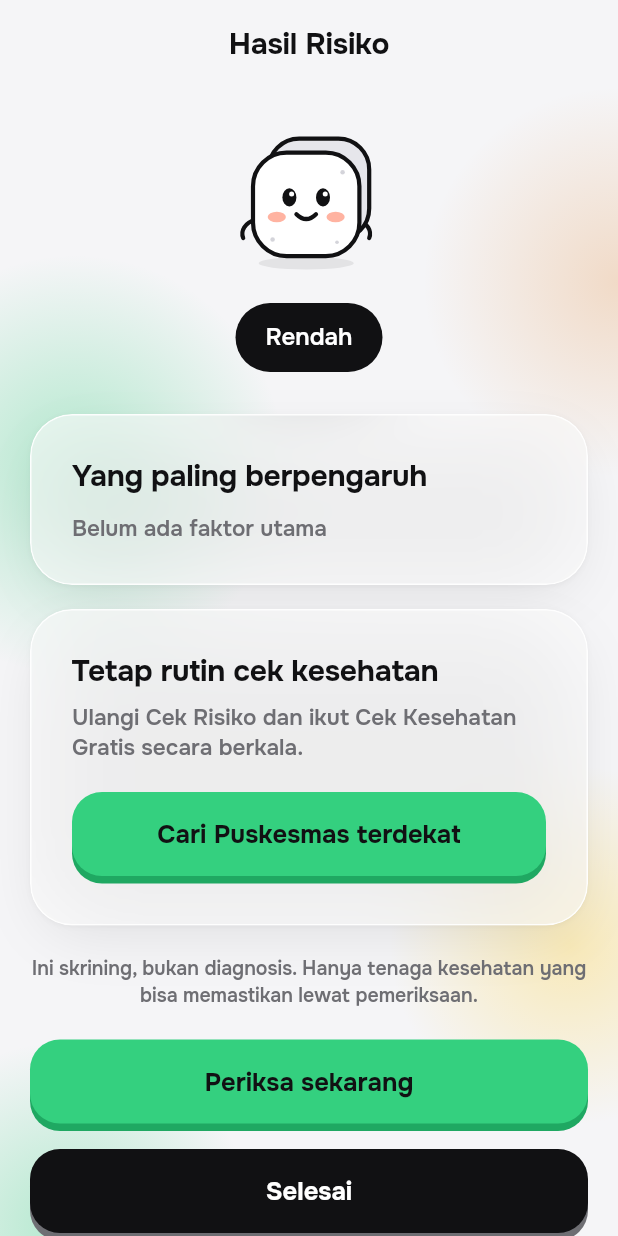
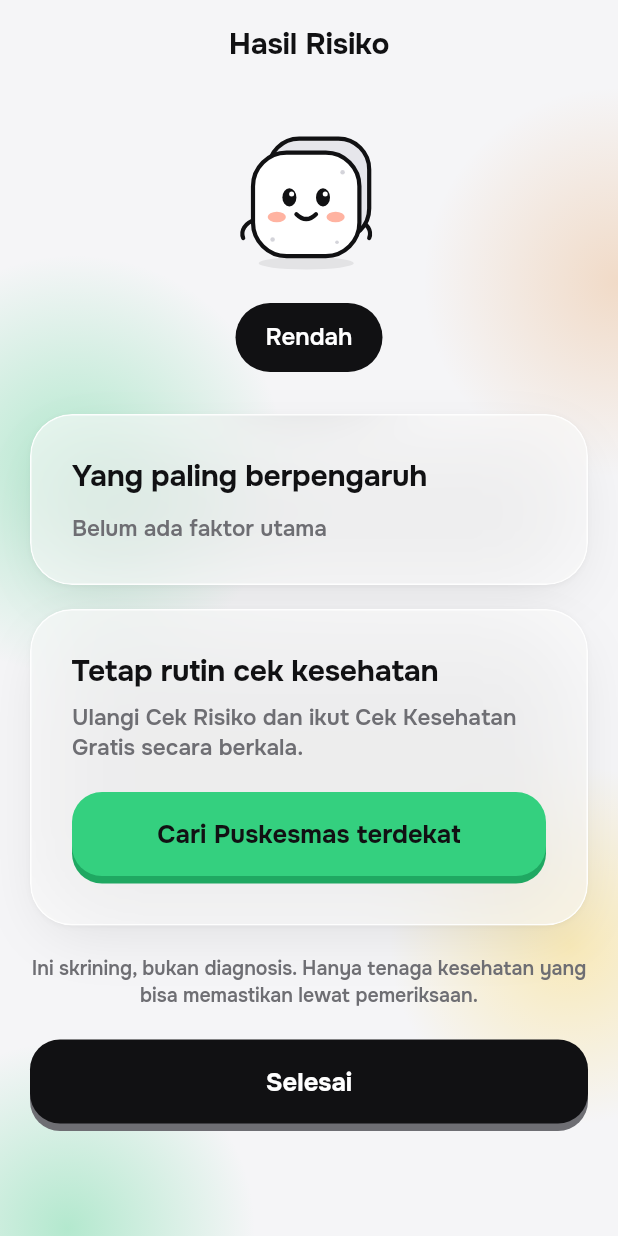
Before and after one commit to danariqbalabi/Stev.AI, a Flutter app: the RiskResultScreen screen opened directly with empty values, on a phone screen of 412 x 824 dp. Run offline on Flutter 3.47's test engine with Material 3 defaults, Android fonts, the phone set to English and light mode, and no system bars; our stand-ins replace camera, flutter_svg, go_router, image_picker, share_plus, shared_preferences and 1 more; accounts and stored records are empty.

Commit message:
feat: separate self and parent risk result flows

```diff
--- a/lib/features/risk_assessment/presentation/risk_result_screen.dart
+++ b/lib/features/risk_assessment/presentation/risk_result_screen.dart
@@ -189,17 +189,21 @@ class RiskResultScreen extends StatelessWidget {
                 style: StevType.caption.copyWith(color: StevColors.ink2),
               ),
               const SizedBox(height: StevSpace.s5),
+              if (result.subject == RiskSubject.parent) ...[
+                StevButton(
+                  key: const ValueKey('openRiskInvite'),
+                  label: 'Ajak Ibu/Bapak periksa',
+                  variant: StevButtonVariant.leaf,
+                  onPressed: () =>
+                      context.push('/risk/invite', extra: result.subject),
+                ),
+                const SizedBox(height: StevSpace.s3),
+              ],
               StevButton(
-                key: const ValueKey('openRiskInvite'),
-                label: result.subject == RiskSubject.parent
-                    ? 'Ajak Ibu/Bapak periksa'
-                    : 'Periksa sekarang',
-                variant: StevButtonVariant.leaf,
-                onPressed: () =>
-                    context.push('/risk/invite', extra: result.subject),
+                key: const ValueKey('finishRiskAssessment'),
+                label: 'Selesai',
+                onPressed: () => context.go('/'),
               ),
-              const SizedBox(height: StevSpace.s3),
-              StevButton(label: 'Selesai', onPressed: () => context.go('/')),
             ],
           ),
         ),
```
Also changed, not shown: 1 other file.
